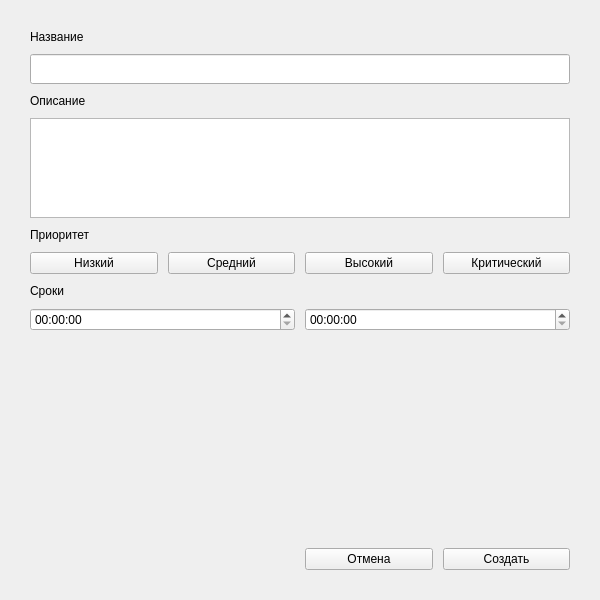
First picture: the form in addtaskwindow.ui, repository SSAT00/TodaysToDoManager, before the edit.
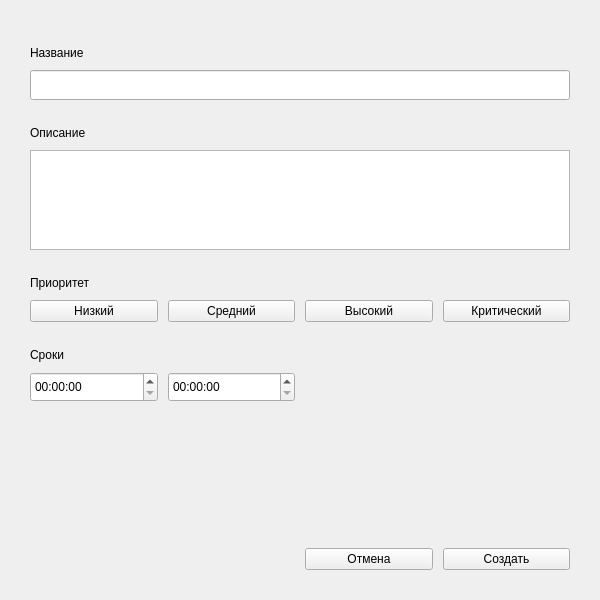
Second picture: the form after the edit.

The edit to the form file:
```diff
--- a/addtaskwindow.ui
+++ b/addtaskwindow.ui
@@ -41,9 +41,6 @@
    <property name="spacing">
     <number>10</number>
    </property>
-   <item row="7" column="2" colspan="2">
-    <widget class="QTimeEdit" name="te_end"/>
-   </item>
    <item row="5" column="1">
     <widget class="QPushButton" name="btn_mid">
      <property name="text">
@@ -70,23 +67,50 @@
    </item>
    <item row="4" column="0" colspan="4">
     <widget class="QLabel" name="l_priority">
+     <property name="minimumSize">
+      <size>
+       <width>0</width>
+       <height>30</height>
+      </size>
+     </property>
      <property name="text">
       <string>Приоритет</string>
      </property>
+     <property name="alignment">
+      <set>Qt::AlignBottom|Qt::AlignLeading|Qt::AlignLeft</set>
+     </property>
     </widget>
    </item>
    <item row="0" column="0" colspan="4">
     <widget class="QLabel" name="l_title">
+     <property name="minimumSize">
+      <size>
+       <width>0</width>
+       <height>30</height>
+      </size>
+     </property>
      <property name="text">
       <string>Название</string>
      </property>
+     <property name="alignment">
+      <set>Qt::AlignBottom|Qt::AlignLeading|Qt::AlignLeft</set>
+     </property>
     </widget>
    </item>
    <item row="6" column="0" colspan="4">
     <widget class="QLabel" name="l_time">
+     <property name="minimumSize">
+      <size>
+       <width>0</width>
+       <height>30</height>
+      </size>
+     </property>
      <property name="text">
       <string>Сроки</string>
      </property>
+     <property name="alignment">
+      <set>Qt::AlignBottom|Qt::AlignLeading|Qt::AlignLeft</set>
+     </property>
     </widget>
    </item>
    <item row="5" column="2">
@@ -98,9 +122,18 @@
    </item>
    <item row="2" column="0" colspan="4">
     <widget class="QLabel" name="l_subtitle">
+     <property name="minimumSize">
+      <size>
+       <width>0</width>
+       <height>30</height>
+      </size>
+     </property>
      <property name="text">
       <string>Описание</string>
      </property>
+     <property name="alignment">
+      <set>Qt::AlignBottom|Qt::AlignLeading|Qt::AlignLeft</set>
+     </property>
     </widget>
    </item>
    <item row="1" column="0" colspan="4">
@@ -120,9 +153,6 @@
      </property>
     </widget>
    </item>
-   <item row="7" column="0" colspan="2">
-    <widget class="QTimeEdit" name="te_start"/>
-   </item>
    <item row="8" column="0">
     <spacer name="verticalSpacer">
      <property name="orientation">
@@ -150,6 +180,26 @@
      </property>
     </widget>
    </item>
+   <item row="7" column="0">
+    <widget class="QTimeEdit" name="te_start">
+     <property name="minimumSize">
+      <size>
+       <width>0</width>
+       <height>30</height>
+      </size>
+     </property>
+    </widget>
+   </item>
+   <item row="7" column="1">
+    <widget class="QTimeEdit" name="te_end">
+     <property name="minimumSize">
+      <size>
+       <width>0</width>
+       <height>30</height>
+      </size>
+     </property>
+    </widget>
+   </item>
   </layout>
  </widget>
  <resources/>
```
